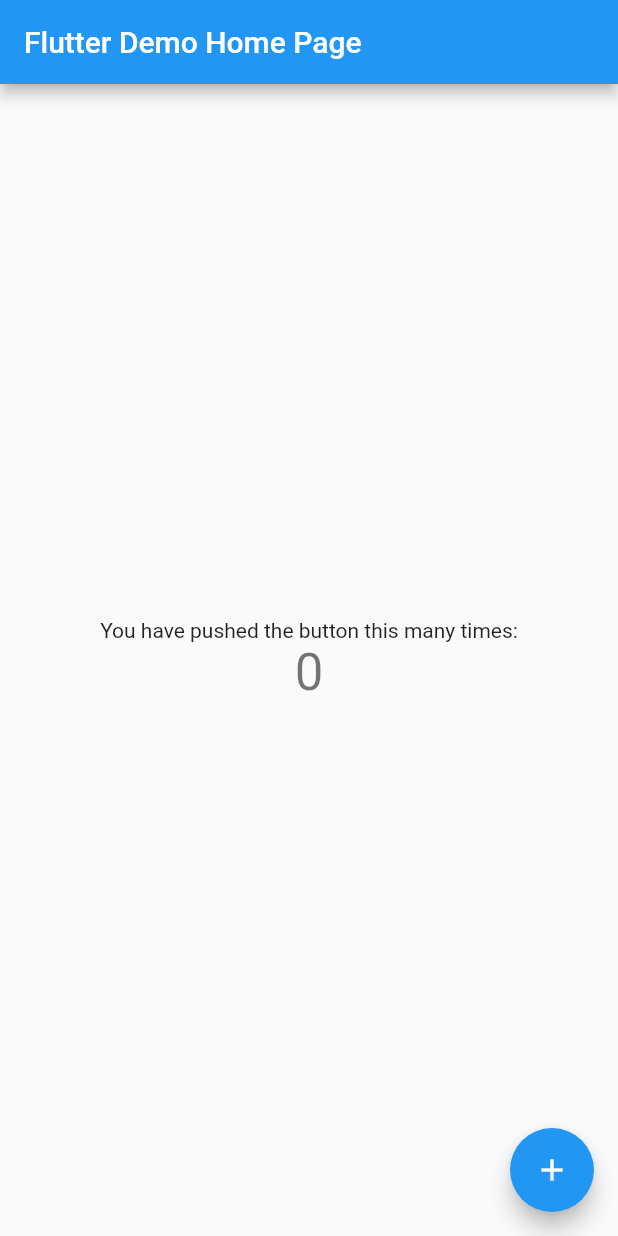
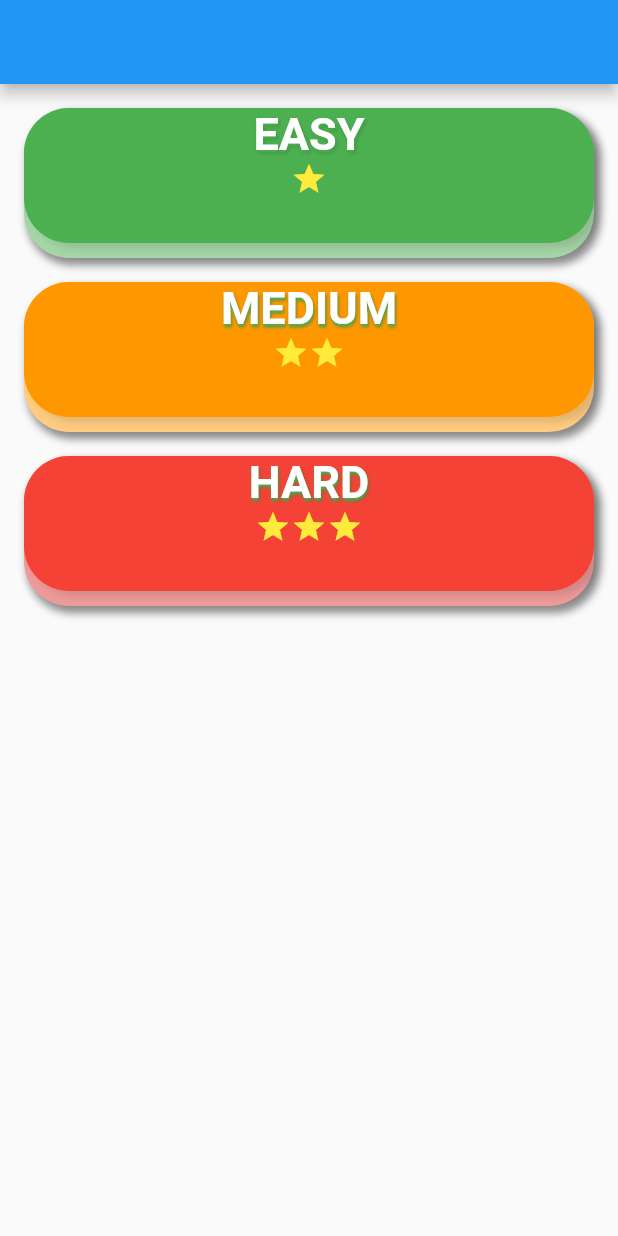
Before and after one commit to Ledaro/MemoryGameFlutter, a Flutter app: the screen it shows after launch, on a phone screen of 412 x 824 dp. Run offline on Flutter 3.47's test engine with Material 2 defaults, Android fonts, the phone set to English and light mode, and no system bars.

Commit message:
I've done part of this video: https://www.youtube.com/watch?v=GzIe7jeNeJw&t=71s&ab_channel=Flutterkarma
I've finished working in the minute 8:07

```diff
--- /dev/null
+++ b/lib/homepage.dart
@@ -0,0 +1,131 @@
+import 'package:flutter/material.dart';
+
+class HomePage extends StatefulWidget {
+  const HomePage({Key? key}) : super(key: key);
+
+  @override
+  State<HomePage> createState() => _HomePageState();
+}
+
+class _HomePageState extends State<HomePage> {
+  @override
+  Widget build(BuildContext context) {
+    return Scaffold(
+      appBar: AppBar(),
+      body: Padding(
+        padding: const EdgeInsets.all(8.0),
+        child: ListView.builder(
+          itemCount: _list.length,
+          itemBuilder: (context, index) {
+          return Padding(
+            padding: const EdgeInsets.all(8.0),
+            child: Stack(
+              children: [
+                Container(
+                  height: 100,
+                  width: double.infinity,
+                  decoration: BoxDecoration(
+                      color: _list[index].secondaryColor,
+                      borderRadius: BorderRadius.circular(30),
+                  boxShadow: const [
+                    BoxShadow(
+                      blurRadius: 4,
+                      color: Colors.black45,
+                      spreadRadius: 0.5,
+                      offset: Offset(3,4))
+                  ]),
+                ),
+            Container(
+              height: 90,
+              width: double.infinity,
+                decoration: BoxDecoration(
+                    color: _list[index].primaryColor,
+                    borderRadius: BorderRadius.circular(30),
+                    boxShadow: const [
+                      BoxShadow(
+                        blurRadius: 4,
+                        color: Colors.black12,
+                        spreadRadius: 0.3,
+                        offset: Offset(
+                          5,
+                          3,
+                    ))
+                  ]),
+              child: Column(
+                children: [
+                  Center(
+                    child: Text(_list[index].name,
+                        style: const TextStyle(
+                    color: Colors.white,
+                    fontSize: 30,
+                    fontWeight: FontWeight.bold,
+                    shadows: [
+                      Shadow(
+                        color: Colors.black26,
+                        blurRadius: 2,
+                        offset: Offset(1, 2), ),
+                      Shadow(
+                        color: Colors.green,
+                        blurRadius: 2,
+                        offset: Offset(0.5, 2))
+                      ])
+                  ),),
+                  Row(
+                    mainAxisAlignment: MainAxisAlignment.center,
+                    crossAxisAlignment: CrossAxisAlignment.center,
+                    children: generateStar(_list[index].noOfstar),
+                  )
+                ],
+              )
+            ),
+              ],
+            ),
+          );
+        },
+        ),
+      ),
+    );
+  }
+  List<Widget> generateStar(int no) {
+    List<Widget> _icons = [];
+    for (int i=0; i <no; i++ ){
+      _icons.insert(
+          i,
+          const Icon(
+            Icons.star,
+            color:Colors.yellow,
+      ));
+    }
+    return _icons;
+  }
+}
+
+class Details{
+  late String name;
+  late Color primaryColor;
+  late Color? secondaryColor;
+  late Widget goto;
+  late int noOfstar;
+  Details({required this.name, required this.primaryColor, required this.secondaryColor, required this.noOfstar});
+}
+
+List<Details> _list = [
+  Details(
+      name: "EASY",
+      primaryColor: Colors.green,
+      secondaryColor: Colors.green[200],
+      noOfstar: 1
+  ),
+  Details(
+      name: "MEDIUM",
+      primaryColor: Colors.orange,
+      secondaryColor: Colors.orange[200],
+      noOfstar: 2,
+  ),
+  Details(
+      name: "HARD",
+      primaryColor: Colors.red,
+      secondaryColor: Colors.red[200],
+      noOfstar: 3
+  ),
+];
--- a/lib/main.dart
+++ b/lib/main.dart
@@ -1,4 +1,5 @@
 import 'package:flutter/material.dart';
+import 'package:memory_game/homepage.dart';
 
 void main() {
   runApp(const MyApp());
@@ -24,7 +25,7 @@ class MyApp extends StatelessWidget {
         // is not restarted.
         primarySwatch: Colors.blue,
       ),
-      home: const MyHomePage(title: 'Flutter Demo Home Page'),
+      home: const HomePage(),
     );
   }
 }
```
